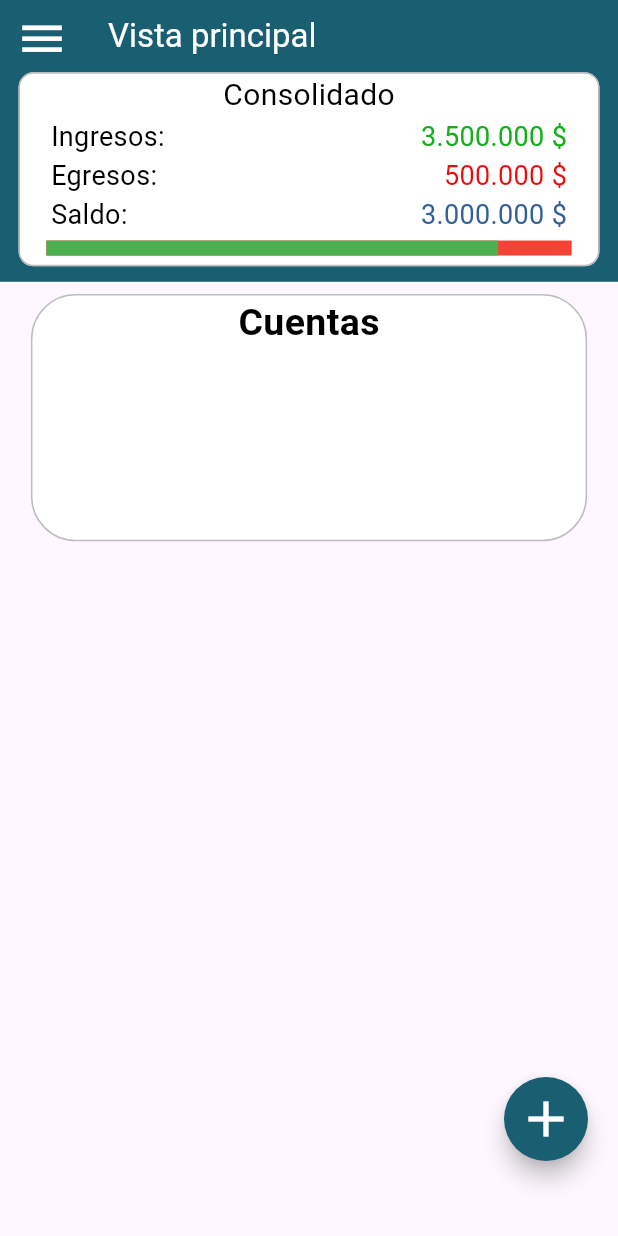
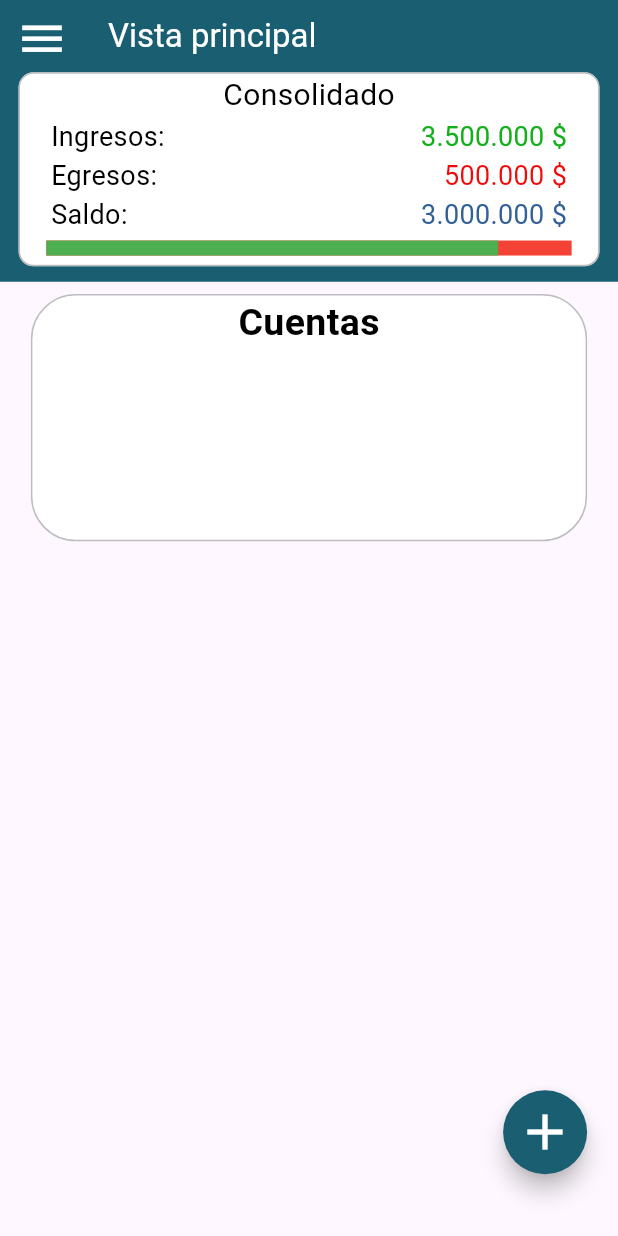
Before and after one commit to softdimo/wapig, a Flutter app: the MyHomePage screen opened directly, in the side drawer, after a tap on "Cuentas", on a phone screen of 412 x 824 dp. Run offline on Flutter 3.47's test engine with Material 3 defaults, Android fonts, the phone set to English and light mode, and no system bars; Roboto replaces fonts that are missing (Sansita).

Commit message:
Rama origen:
Rama actual de trabajo:

Archivos modificados:

Resumen del commit:

```diff
--- a/lib/presentation/screens/home_screen.dart
+++ b/lib/presentation/screens/home_screen.dart
@@ -1,7 +1,9 @@
 import 'package:flutter/material.dart';
 import 'package:wapig/models/consolidate_data.dart';
+import 'package:wapig/presentation/screens/accion_cuenta_screen.dart';
 import 'package:wapig/presentation/screens/cuentas_screen.dart';
 import 'package:wapig/presentation/widgets/floatingButton/floating_button.dart';
+import 'package:wapig/presentation/widgets/modal_windows/transfer_modal/transfer_modal.dart';
 import 'package:wapig/presentation/widgets/row_text_floating_button/row_text_floating_button.dart';
 import 'package:wapig/presentation/widgets/side_menu_item/side_menu_item.dart';
 import 'package:wapig/presentation/widgets/title_text/title_name.dart';
@@ -19,11 +21,25 @@ class MyHomePage extends StatefulWidget {
 class _MyHomePageState extends State<MyHomePage> {
   int _currentSelectedItem = 0;
   bool isClicked = false;
+  bool _showModal = false;
+
   ConsolidatedData _consolidatedData = ConsolidatedData(
     ingresos: 0,
     egresos: 0,
     saldo: 0,
   );
+
+  void _showModalDialog() {
+    setState(() {
+      _showModal = true;
+    });
+  }
+
+  void _hideModalDialog() {
+    setState(() {
+      _showModal = false;
+    });
+  }
 
   @override
   void initState() {
@@ -40,6 +56,16 @@ class _MyHomePageState extends State<MyHomePage> {
       // Manejar la posible exception aquí
     }
   }
+
+  void _showTransferModal(BuildContext context) {
+  showDialog(
+    context: context,
+    builder: (BuildContext context) {
+      return const ModalWindowTransfer();
+    },
+  );
+}
+
 
   @override
   Widget build(BuildContext context) {
@@ -149,8 +175,8 @@ class _MyHomePageState extends State<MyHomePage> {
                 ),
               ),
               Positioned(
-                  bottom: 50,
-                  right: 20,
+                  bottom: size.height * 0.05,
+                  right: size.width * 0.05,
                   child: FloatingButtonWidget(
                     onPressed: () {
                       setState(() {
@@ -167,43 +193,66 @@ class _MyHomePageState extends State<MyHomePage> {
               Visibility(
                 visible: isClicked,
                 child: Positioned(
-                    bottom: 130,
-                    right: 50,
+                    bottom: size.height * 0.12,
+                    right: size.width * 0.05,
                     child: FloatingButtonWithText(
                       colorButtom: const Color.fromARGB(240, 247, 9, 9),
                       icon: Icons.remove,
                       colorIcon: Colors.white,
                       sizeIcon: 40,
                       text: 'Gasto',
-                      onPressed: () {},
+                      onPressed: () {
+                        setState(() {
+                          isClicked = !isClicked;
+                        });
+                        /* Navigator.push(
+                          context,
+                          MaterialPageRoute(
+                              builder: (context) => const AccionCuentaScreen()),
+                        ); */
+                      },
                     )),
               ),
               Visibility(
                 visible: isClicked,
                 child: Positioned(
-                    bottom: 200,
-                    right: 50,
+                    bottom: size.height * 0.19,
+                    right: size.width * 0.05,
                     child: FloatingButtonWithText(
                       colorButtom: const Color.fromARGB(239, 17, 230, 28),
                       icon: Icons.add,
                       colorIcon: Colors.white,
                       sizeIcon: 40,
                       text: 'Ingreso',
-                      onPressed: () {},
+                      onPressed: () {
+                        setState(() {
+                          isClicked = !isClicked;
+                        });
+                        /* Navigator.push(
+                          context,
+                          MaterialPageRoute(
+                              builder: (context) => const AccionCuentaScreen()),
+                        ); */
+                      },
                     )),
               ),
               Visibility(
                 visible: isClicked,
                 child: Positioned(
-                    bottom: 270,
-                    right: 50,
+                    bottom: size.height * 0.26,
+                    right: size.width * 0.05,
                     child: FloatingButtonWithText(
                       colorButtom: const Color.fromARGB(255, 50, 97, 151),
                       icon: Icons.repeat,
                       colorIcon: Colors.white,
                       sizeIcon: 40,
                       text: 'Transferencia',
-                      onPressed: () {},
+                      onPressed: () {
+                        setState(() {
+                          isClicked = !isClicked;
+                        });
+                        _showTransferModal(context);
+                      },
                     )),
               )
             ],
--- a/lib/presentation/widgets/side_menu_item/side_menu_item.dart
+++ b/lib/presentation/widgets/side_menu_item/side_menu_item.dart
@@ -6,39 +6,59 @@ class SideMenuItems {
   static List<ListTile> getItems() {
     return [
       const ListTile(
-        leading: Icon(Icons.home_outlined ),
-        title: Text('Vista principal'),
+        leading: Icon(Icons.home_outlined, size: 30,),
+        title: Text('Vista principal', style: TextStyle(fontWeight: FontWeight.w400)),
       ),
       const ListTile(
-        leading: Icon(Icons.account_balance_outlined),
-        title: Text('Cuentas'),
+        leading: Icon(Icons.repeat, size: 30),
+        title: Text('Movimientos', style: TextStyle(fontWeight: FontWeight.w400)),
       ),
       const ListTile(
-        leading: Icon(Icons.person),
-        title: Text('Perfil'),
+        leading: Icon(Icons.account_balance_outlined, size: 30),
+        title: Text('Cuentas', style: TextStyle(fontWeight: FontWeight.w400)),
       ),
       const ListTile(
-        leading: Icon(Icons.settings_outlined),
-        title: Text('Configuración'),
+        leading: Icon(Icons.person, size: 30),
+        title: Text('Perfil', style: TextStyle(fontWeight: FontWeight.w400)),
+      ),
+      const ListTile(
+        leading: Icon(Icons.credit_card, size: 30),
+        title: Text('Trajetas de crédito', style: TextStyle(fontWeight: FontWeight.w400)),
+      ),
+      const ListTile(
+        leading: Icon(Icons.settings_outlined, size: 30),
+        title: Text('Configuración', style: TextStyle(fontWeight: FontWeight.w400)),
       ),
     ];
   }
 
   static void handleItemSelected(BuildContext context, int index) {
-    if (index == 0) {
+    switch (index) {
+      case 0:
         Navigator.pushReplacement(
           context,
           MaterialPageRoute(builder: (context) => const MyHomePage()),
         );
-    } else if (index == 1) {
+        break;
+      case 1:
+      //TODO
+        break;
+      case 2:
         Navigator.pushReplacement(
           context,
           MaterialPageRoute(builder: (context) => const AccionCuentaScreen()),
         );
-    } else if (index == 2){
-      //navegar a perfil
-    } else {
-      //Navegar a configuración
+        break;
+      case 3:
+      //TODO
+        break;
+      case 4:
+      //TODO
+        break;
+      case 5:
+      //TODO
+        break;
+      default:
     }
   }
 }
--- a/lib/services/consolidated/consolidated_data_service.dart
+++ b/lib/services/consolidated/consolidated_data_service.dart
@@ -1,6 +1,6 @@
 //import 'dart:convert';
 //import 'package:http/http.dart' as http;
-import 'package:dio/dio.dart';
+//import 'package:dio/dio.dart';
 import 'package:wapig/interfaces/consolidated_data_service.dart';
 import 'package:wapig/models/consolidate_data.dart';
 
```
Lines whose indentation alone changed are shown as unchanged.
